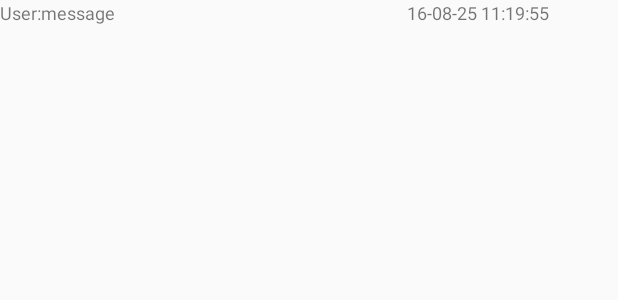
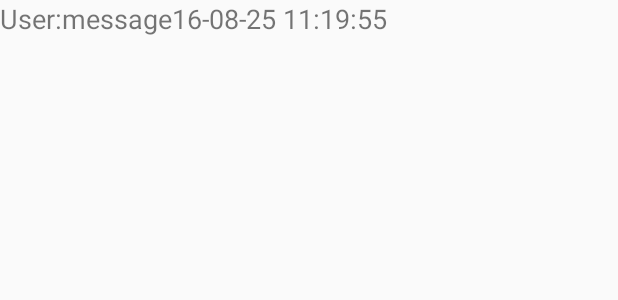
Before and after one commit to Atlas0904/Project_FollowWe, an Android app: the layout group_chatroom_listview_item.xml on its own in the app's theme, with its tools: preview values and no code run, on a phone screen of 412 x 824 dp. Shown: the top 300 px of the screen. Run offline under Robolectric (Android 15) with nearby library versions, the phone set to English and light mode, and no system bars.

Commit message:
[Android][Project][Follw We] Auto Scroll down & Adjust listview layout
Symptom:
Root Cause:
Solution:
Project:
Note:
Test done by RD:
Further testing need Q team's support:

```diff
--- a/app/src/main/java/com/as/atlas/googlemapfollowwe/GroupChatroomActivity.java
+++ b/app/src/main/java/com/as/atlas/googlemapfollowwe/GroupChatroomActivity.java
@@ -46,5 +46,15 @@ public class GroupChatroomActivity extends AppCompatActivity implements View.OnC
         String input = editTextInput.getText().toString();
         userMessages.add(new UserMessage(currentUserInfo.name, input, Utils.getCurrentTimeStamp()));
         chatroomAdapter.update();
+        scollToListViewButton();
+    }
+
+    private void scollToListViewButton() {
+        listView.post(new Runnable() {
+            @Override
+            public void run() {
+                listView.setSelection(chatroomAdapter.getCount() -1);
+            }
+        });
     }
 }
--- a/app/src/main/res/layout/group_chatroom_listview_item.xml
+++ b/app/src/main/res/layout/group_chatroom_listview_item.xml
@@ -9,7 +9,7 @@
         android:layout_width="wrap_content"
         android:layout_height="wrap_content"
         android:text="User"
-        android:textSize="12dp"
+        android:textSize="18dp"
         android:layout_alignParentTop="true"
         android:layout_alignParentLeft="true"
         android:layout_alignParentStart="true" />
@@ -22,15 +22,16 @@
         android:layout_alignParentTop="true"
         android:layout_toRightOf="@+id/testViewGroupchatUser"
         android:layout_toEndOf="@+id/testViewGroupchatUser"
-        android:textSize="12dp" />
+        android:textSize="18dp" />
 
     <TextView
         android:id="@+id/testViewGroupchatMsg"
         android:layout_width="wrap_content"
         android:layout_height="wrap_content"
         android:text="message"
-        android:textSize="12dp"
+        android:textSize="18dp"
         android:layout_alignParentTop="true"
+        android:layout_toLeftOf="@+id/testViewGroupchatTime"
         android:layout_toRightOf="@+id/textView3"
         android:layout_toEndOf="@+id/textView3" />
 
@@ -39,9 +40,8 @@
         android:layout_height="wrap_content"
         android:text="16-08-25 11:19:55"
         android:id="@+id/testViewGroupchatTime"
-        android:textSize="12dp"
-        android:layout_marginRight="46dp"
-        android:layout_marginEnd="46dp"
+        android:textSize="18dp"
+        android:layout_toRightOf="@+id/testViewGroupchatMsg"
         android:layout_alignParentTop="true"
         android:layout_alignParentRight="true"
         android:layout_alignParentEnd="true" />
```
